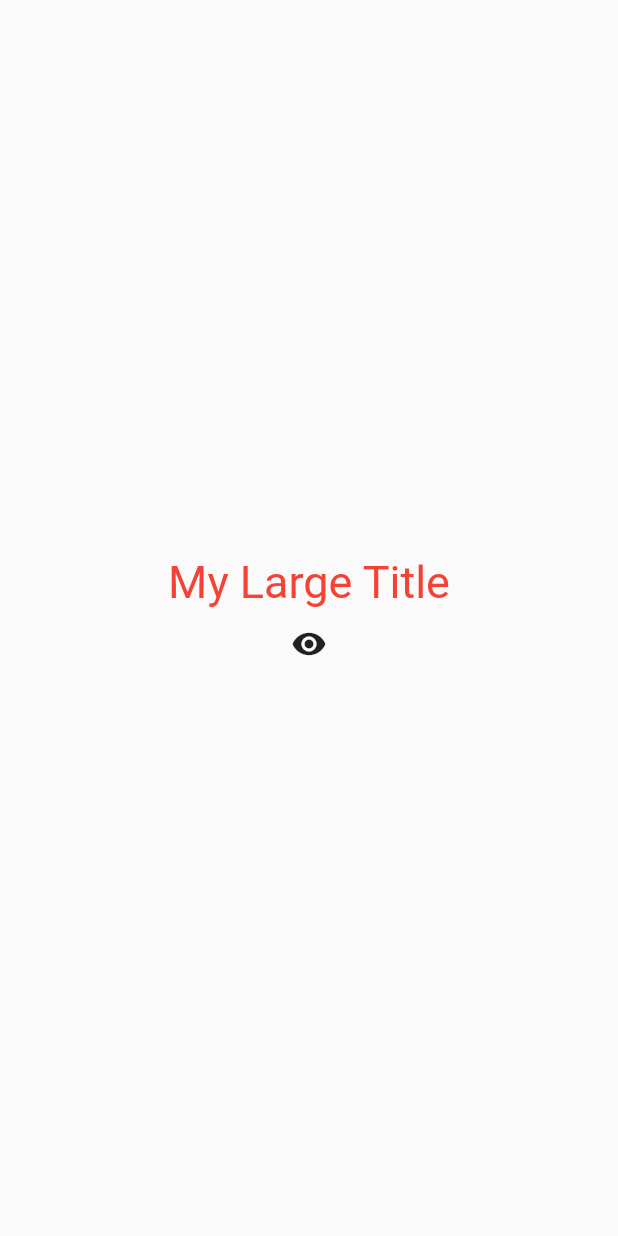
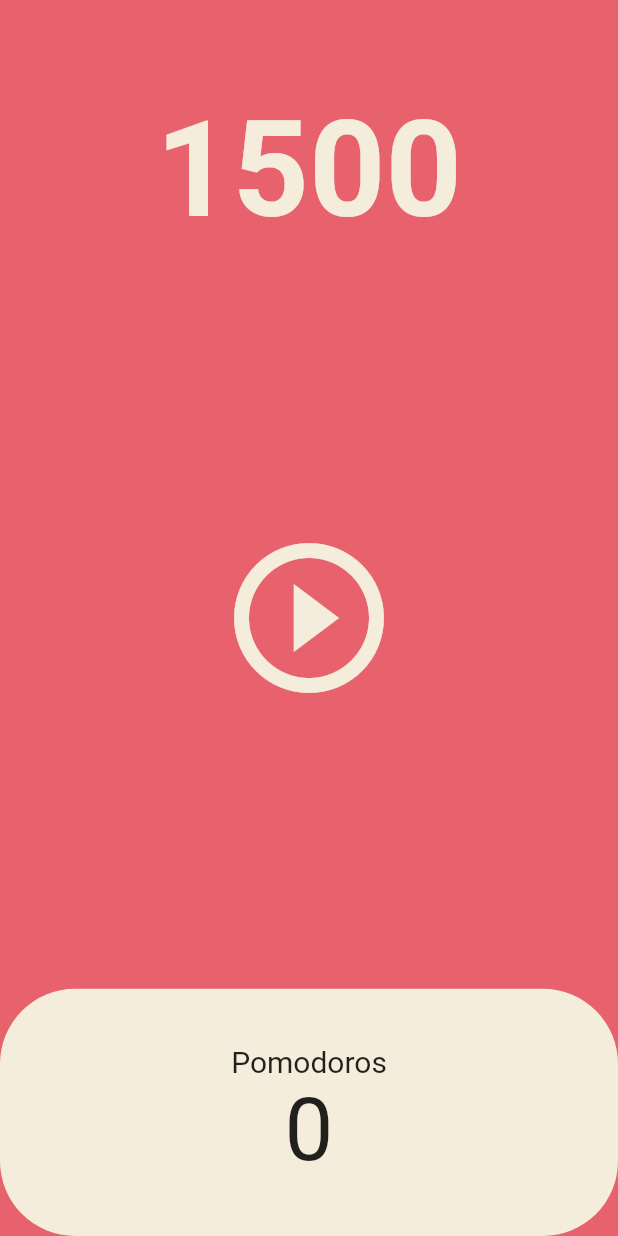
Before and after one commit to ryukato/toonflix, a Flutter app: the screen it shows after launch, on a phone screen of 412 x 824 dp. Run offline on Flutter 3.47's test engine with Material 2 defaults, Android fonts, the phone set to English and light mode, and no system bars.

```diff
--- a/lib/main.dart
+++ b/lib/main.dart
@@ -1,110 +1,134 @@
 import 'package:flutter/material.dart';
+import 'package:toonflix/screens/home_screen.dart';
 
 void main() {
   runApp(const App());
 }
 
-class App extends StatefulWidget {
+class App extends StatelessWidget {
   const App({super.key});
-
-  @override
-  State<App> createState() => _AppState();
-}
-
-class MyTitleWidget extends StatefulWidget {
-  const MyTitleWidget({super.key});
-
-  @override
-  State<MyTitleWidget> createState() => _MyTitleWidgetState();
-}
-
-class _MyTitleWidgetState extends State<MyTitleWidget> {
-  @override
-  void initState() {
-    super.initState();
-    debugPrint("init myTitileWidget");
-  }
-
-  @override
-  void dispose() {
-    super.dispose();
-    debugPrint("dispose myTitileWidget");
-  }
-
-  @override
-  Widget build(BuildContext context) {
-    return Text(
-      'My Large Title',
-      style: TextStyle(
-          fontSize: 30, color: Theme.of(context).textTheme.titleLarge!.color),
-    );
-  }
-}
-
-class _AppState extends State<App> {
-  bool showTitle = true;
-  void toggleTitle() {
-    setState(() {
-      showTitle = !showTitle;
-    });
-  }
-
-  int _count = 0;
-  List<int> numbers = [];
-  void onClicked() {
-    setState(() {
-      _count += 1;
-      numbers.add(_count);
-    });
-  }
 
   @override
   Widget build(BuildContext context) {
     return MaterialApp(
       theme: ThemeData(
-        textTheme: const TextTheme(
-            titleLarge: TextStyle(
-          color: Colors.red,
-        )),
-      ),
-      home: Scaffold(
-        body: Center(
-          child: Column(
-            mainAxisAlignment: MainAxisAlignment.center,
-            children: [
-              showTitle ? const MyTitleWidget() : const Text('nothing'),
-              IconButton(
-                onPressed: toggleTitle,
-                icon: const Icon(Icons.remove_red_eye),
-              )
-            ],
+          colorScheme: const ColorScheme(
+            primary: Color(0xFFE7626C),
+            onPrimary: Color(0xFFE7626C),
+            secondary: Color(0xFFE7626C),
+            onSecondary: Color(0xFFE7626C),
+            error: Color(0xFFE7626C),
+            onError: Color(0xFFE7626C),
+            background: Color(0xFFE7626C),
+            onBackground: Color(0xFFE7626C),
+            brightness: Brightness.light,
+            surface: Color(0xFFE7626C),
+            onSurface: Color(0xFFE7626C),
           ),
-        ),
-      ),
+          textTheme: const TextTheme(
+              displayLarge: TextStyle(color: Color(0xFF232B55))),
+          cardColor: const Color(0xFFF4EDDB)),
+      home: const HomeScreen(),
     );
   }
+}
 
-  // @override
-  // Widget build(BuildContext context) {
-  //   return MaterialApp(
-  //     home: Scaffold(
-  //       body: Center(
-  //         child: Column(
-  //           mainAxisAlignment: MainAxisAlignment.center,
-  //           children: [
-  //             const Text('Count'),
-  //             for (var n in numbers) Text('$n'),
-  //             IconButton(
-  //               onPressed: onClicked,
-  //               icon: const Icon(Icons.add_box_rounded),
-  //             )
-  //           ],
-  //         ),
-  //       ),
-  //     ),
-  //   );
-  // }
-}
+
+
+// class MyTitleWidget extends StatefulWidget {
+//   const MyTitleWidget({super.key});
+
+//   @override
+//   State<MyTitleWidget> createState() => _MyTitleWidgetState();
+// }
+
+// class _MyTitleWidgetState extends State<MyTitleWidget> {
+//   @override
+//   void initState() {
+//     super.initState();
+//     debugPrint("init myTitileWidget");
+//   }
+
+//   @override
+//   void dispose() {
+//     super.dispose();
+//     debugPrint("dispose myTitileWidget");
+//   }
+
+//   @override
+//   Widget build(BuildContext context) {
+//     return Text(
+//       'My Large Title',
+//       style: TextStyle(
+//           fontSize: 30, color: Theme.of(context).textTheme.titleLarge!.color),
+//     );
+//   }
+// }
+
+// class _AppState extends State<App> {
+//   bool showTitle = true;
+//   void toggleTitle() {
+//     setState(() {
+//       showTitle = !showTitle;
+//     });
+//   }
+
+//   int _count = 0;
+//   List<int> numbers = [];
+//   void onClicked() {
+//     setState(() {
+//       _count += 1;
+//       numbers.add(_count);
+//     });
+//   }
+
+//   @override
+//   Widget build(BuildContext context) {
+//     return MaterialApp(
+//       theme: ThemeData(
+//         textTheme: const TextTheme(
+//             titleLarge: TextStyle(
+//           color: Colors.red,
+//         )),
+//       ),
+//       home: Scaffold(
+//         body: Center(
+//           child: Column(
+//             mainAxisAlignment: MainAxisAlignment.center,
+//             children: [
+//               showTitle ? const MyTitleWidget() : const Text('nothing'),
+//               IconButton(
+//                 onPressed: toggleTitle,
+//                 icon: const Icon(Icons.remove_red_eye),
+//               )
+//             ],
+//           ),
+//         ),
+//       ),
+//     );
+//   }
+
+//   // @override
+//   // Widget build(BuildContext context) {
+//   //   return MaterialApp(
+//   //     home: Scaffold(
+//   //       body: Center(
+//   //         child: Column(
+//   //           mainAxisAlignment: MainAxisAlignment.center,
+//   //           children: [
+//   //             const Text('Count'),
+//   //             for (var n in numbers) Text('$n'),
+//   //             IconButton(
+//   //               onPressed: onClicked,
+//   //               icon: const Icon(Icons.add_box_rounded),
+//   //             )
+//   //           ],
+//   //         ),
+//   //       ),
+//   //     ),
+//   //   );
+//   // }
+// }
 
 // class _AppState extends State<App> {
 //   @override
--- /dev/null
+++ b/lib/screens/home_screen.dart
@@ -0,0 +1,122 @@
+import 'dart:async';
+
+import 'package:flutter/material.dart';
+
+class HomeScreen extends StatefulWidget {
+  const HomeScreen({super.key});
+
+  @override
+  State<HomeScreen> createState() => _HomeScreenState();
+}
+
+class _HomeScreenState extends State<HomeScreen> {
+  static const twentyFiveMinutes = 1500;
+  int totalSeconds = twentyFiveMinutes;
+  bool isRunning = false;
+  int totalPomodoros = 0;
+  late Timer timer;
+
+  void onTick(Timer _) {
+    if (totalSeconds == 0) {
+      setState(() {
+        totalPomodoros += 1;
+        isRunning = false;
+        totalSeconds = twentyFiveMinutes;
+      });
+      timer.cancel();
+    } else {
+      setState(() {
+        totalSeconds -= 1;
+      });
+    }
+  }
+
+  void onStartPressed() {
+    setState(() {
+      isRunning = true;
+    });
+    timer = Timer.periodic(const Duration(seconds: 1), onTick);
+  }
+
+  void onPausePressed() {
+    setState(() {
+      isRunning = false;
+    });
+    timer.cancel();
+  }
+
+  @override
+  Widget build(BuildContext context) {
+    return Scaffold(
+      backgroundColor: Theme.of(context).colorScheme.background,
+      body: Column(
+        children: [
+          Flexible(
+            flex: 1,
+            child: Container(
+              alignment: Alignment.bottomCenter,
+              child: Text(
+                '$totalSeconds',
+                style: TextStyle(
+                    color: Theme.of(context).cardColor,
+                    fontSize: 89,
+                    fontWeight: FontWeight.w600),
+              ),
+            ),
+          ),
+          Flexible(
+            flex: 3,
+            child: Center(
+              child: IconButton(
+                iconSize: 120,
+                color: Theme.of(context).cardColor,
+                onPressed: isRunning ? onPausePressed : onStartPressed,
+                icon: Icon(isRunning
+                    ? Icons.pause_circle_outline
+                    : Icons.play_circle_outline),
+              ),
+            ),
+          ),
+          Flexible(
+            flex: 1,
+            child: Row(
+              children: [
+                Expanded(
+                  child: Container(
+                    decoration: BoxDecoration(
+                      borderRadius: BorderRadius.circular(50),
+                      color: Theme.of(context).cardColor,
+                    ),
+                    child: Column(
+                      mainAxisAlignment: MainAxisAlignment.center,
+                      children: [
+                        Text(
+                          'Pomodoros',
+                          style: TextStyle(
+                              fontSize: 20,
+                              color: Theme.of(context)
+                                  .textTheme
+                                  .labelLarge!
+                                  .color),
+                        ),
+                        Text(
+                          '$totalPomodoros',
+                          style: TextStyle(
+                              fontSize: 58,
+                              color: Theme.of(context)
+                                  .textTheme
+                                  .labelLarge!
+                                  .color),
+                        ),
+                      ],
+                    ),
+                  ),
+                ),
+              ],
+            ),
+          )
+        ],
+      ),
+    );
+  }
+}
```
